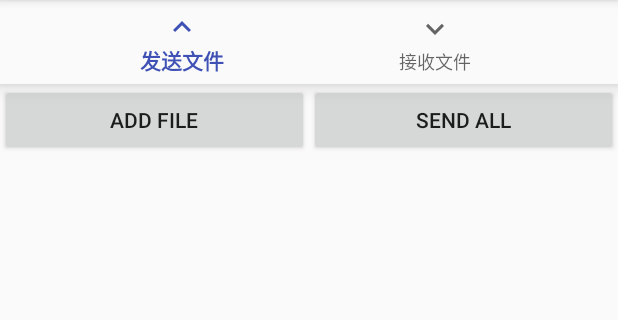
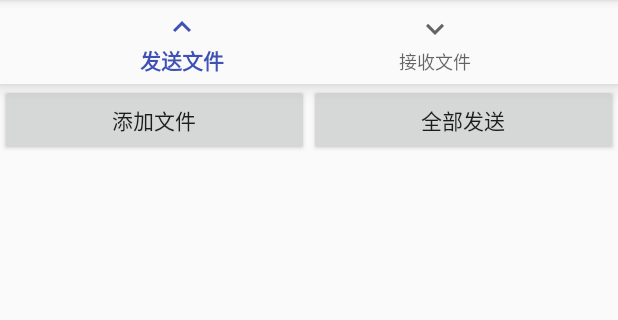
Before and after one commit to guzhiji/transfile-android, an Android app: the screen it shows after launch (FileListActivity), on a phone screen of 412 x 824 dp, the part 84-404 px from its top. Run offline under Robolectric (Android 15) with nearby library versions, the phone set to English and light mode, and no system bars.

Commit message:
some i18n work

```diff
--- a/app/src/main/java/guzhijistudio/transfile/android/FileListActivity.java
+++ b/app/src/main/java/guzhijistudio/transfile/android/FileListActivity.java
@@ -282,7 +282,7 @@ public class FileListActivity extends AppCompatActivity {
                                 break;
                             }
                         }
-                        Toast.makeText(getApplicationContext(), file.getName() + " received", Toast.LENGTH_SHORT).show();
+                        Toast.makeText(getApplicationContext(), getString(R.string.main_file_received, file.getName()), Toast.LENGTH_SHORT).show();
                         break;
                     case Constants.FILE_RECEIVER_PROGRESS:
                         if (mode == MODE_RECEIVE) {
@@ -355,7 +355,7 @@ public class FileListActivity extends AppCompatActivity {
                                 break;
                             }
                         }
-                        Toast.makeText(getApplicationContext(), file.getName() + " sent", Toast.LENGTH_SHORT).show();
+                        Toast.makeText(getApplicationContext(), getString(R.string.main_file_sent, file.getName()), Toast.LENGTH_SHORT).show();
                         break;
                     case Constants.FILE_SENDER_ERROR:
                         for (FileItem fileItem : sendingFiles) {
@@ -387,9 +387,9 @@ public class FileListActivity extends AppCompatActivity {
         SharedPreferences pref = getSharedPreferences("config", MODE_PRIVATE);
         if (!pref.contains("device_name")) {
             new AlertDialog.Builder(this)
-                    .setTitle("请对本程序进行设置")
-                    .setMessage("您还未设置本程序，请点击“设置”，否则将退出。")
-                    .setPositiveButton("设置", new DialogInterface.OnClickListener() {
+                    .setTitle(R.string.main_config_title)
+                    .setMessage(R.string.main_config_message)
+                    .setPositiveButton(R.string.button_config, new DialogInterface.OnClickListener() {
                         @Override
                         public void onClick(DialogInterface dialogInterface, int i) {
                             Intent intent = new Intent(FileListActivity.this, ConfigActivity.class);
@@ -397,7 +397,7 @@ public class FileListActivity extends AppCompatActivity {
                             startActivityForResult(intent, REQUEST_SETTINGS);
                         }
                     })
-                    .setNegativeButton("退出", new DialogInterface.OnClickListener() {
+                    .setNegativeButton(R.string.button_exit, new DialogInterface.OnClickListener() {
                         @Override
                         public void onClick(DialogInterface dialogInterface, int i) {
                             finish();
--- a/app/src/main/res/layout/activity_file_list.xml
+++ b/app/src/main/res/layout/activity_file_list.xml
@@ -21,14 +21,14 @@
             android:layout_height="wrap_content">
 
         <Button
-                android:text="Add File"
+                android:text="@string/button_add_file"
                 android:layout_width="wrap_content"
                 android:layout_height="wrap_content"
                 android:id="@+id/addFileButton"
                 android:layout_weight="1"/>
 
         <Button
-                android:text="Send All"
+                android:text="@string/button_send_all"
                 android:layout_width="wrap_content"
                 android:layout_height="wrap_content"
                 android:id="@+id/sendAllButton"
--- a/app/src/main/res/menu/fileitem.xml
+++ b/app/src/main/res/menu/fileitem.xml
@@ -2,8 +2,8 @@
 <menu xmlns:android="http://schemas.android.com/apk/res/android">
     <item
             android:id="@+id/fileitem_resend"
-            android:title="重新发送" />
+            android:title="@string/button_resend" />
     <item
             android:id="@+id/fileitem_remove"
-            android:title="从列表移除" />
+            android:title="@string/button_remove_from_list" />
 </menu>
--- a/app/src/main/res/menu/navigation.xml
+++ b/app/src/main/res/menu/navigation.xml
@@ -3,9 +3,9 @@
     <item
             android:id="@+id/navigation_send"
             android:icon="@drawable/ic_send_black_24dp"
-            android:title="发送文件"/>
+            android:title="@string/button_send_file"/>
     <item
             android:id="@+id/navigation_receive"
             android:icon="@drawable/ic_receive_black_24dp"
-            android:title="接收文件"/>
+            android:title="@string/button_receive_file"/>
 </menu>
--- a/app/src/main/res/values/strings.xml
+++ b/app/src/main/res/values/strings.xml
@@ -1,3 +1,28 @@
 <resources>
     <string name="app_name">TransFile</string>
+    <string name="config_field_device_name">设备名称</string>
+    <string name="config_field_group_addr">多播组地址</string>
+    <string name="config_field_receiving_dir">接收文件夹</string>
+    <string name="config_empty_device_name">请输入唯一设备名称</string>
+    <string name="config_device_name_too_long">设备名称太长</string>
+    <string name="config_empty_group_addr">请输入多播组地址</string>
+    <string name="config_invalid_group_addr">多播组地址错误</string>
+    <string name="config_ip_not_multicast">IP地址不属于多播地址</string>
+    <string name="config_empty_dir">请输入接收文件夹</string>
+    <string name="config_dir_not_exist">接收文件夹不存在</string>
+    <string name="config_path_not_dir">接收文件夹必须为目录</string>
+    <string name="config_dir_not_writable">接收文件夹不可写</string>
+    <string name="main_config_title">请对本程序进行设置</string>
+    <string name="main_config_message">您还未设置本程序，请点击“设置”，否则将退出。</string>
+    <string name="main_file_sent">%s 已发送</string>
+    <string name="main_file_received">%s 已接收</string>
+    <string name="button_ok">确定</string>
+    <string name="button_exit">退出</string>
+    <string name="button_config">设置</string>
+    <string name="button_add_file">添加文件</string>
+    <string name="button_send_all">全部发送</string>
+    <string name="button_send_file">发送文件</string>
+    <string name="button_receive_file">接收文件</string>
+    <string name="button_resend">重新发送</string>
+    <string name="button_remove_from_list">从列表移除</string>
 </resources>
```
Also changed, not shown: app/src/main/java/guzhijistudio/transfile/android/ConfigActivity.java (+10 -10 lines), app/src/main/res/layout/activity_config.xml (+4 -4 lines).
